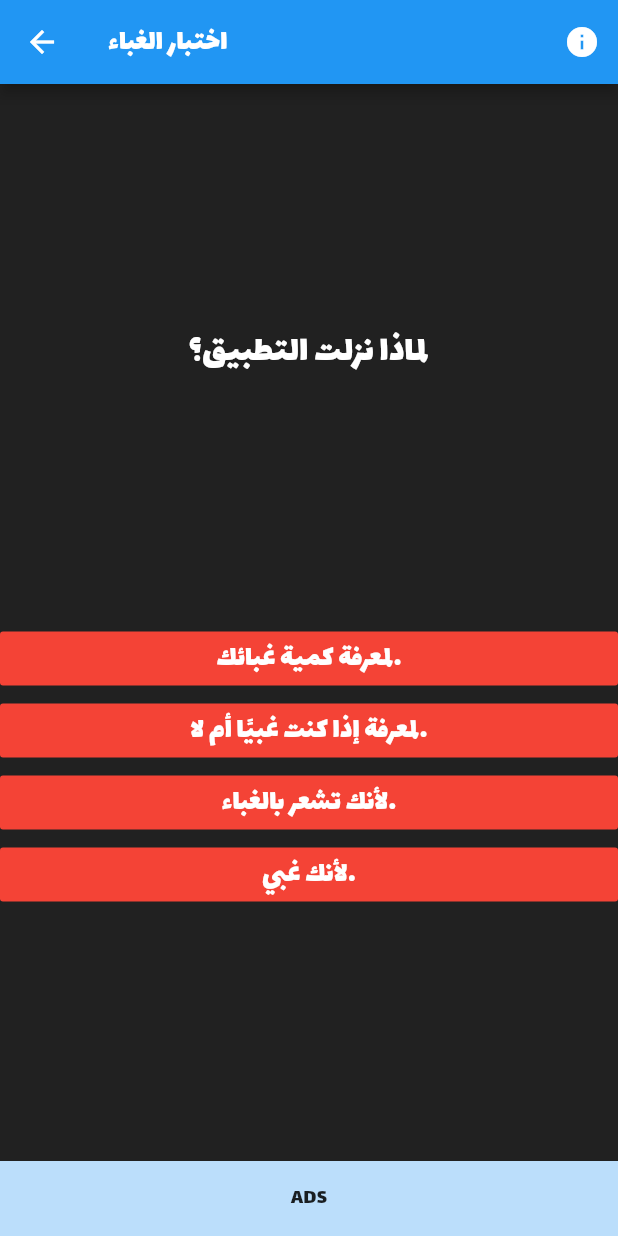
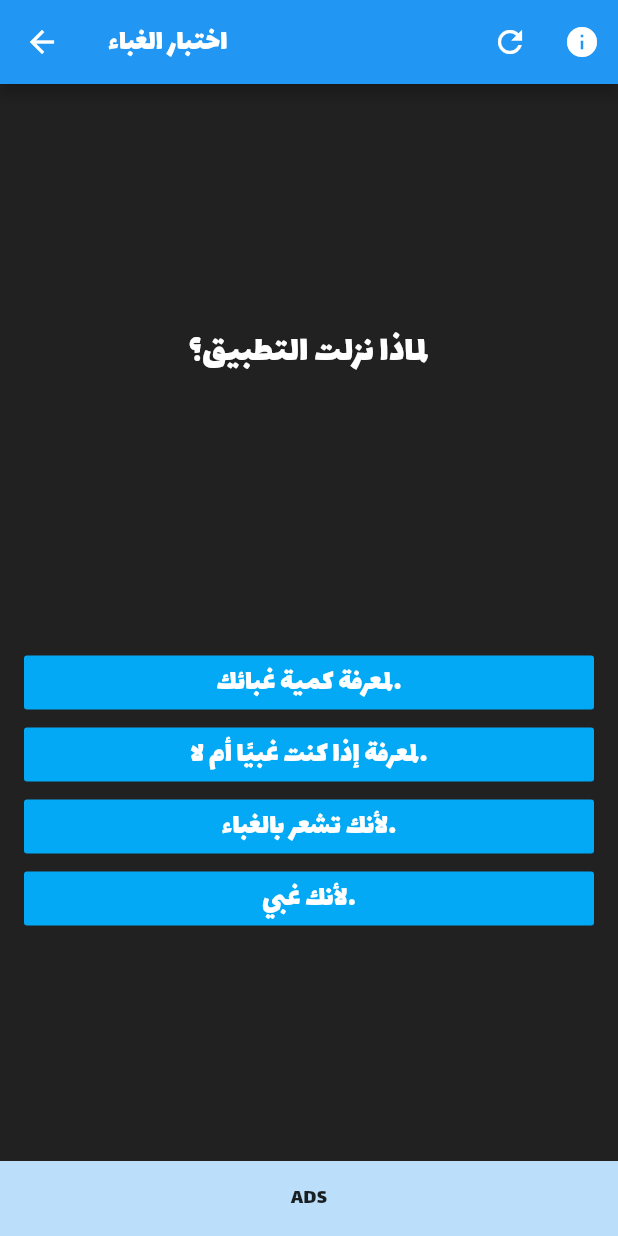
Before and after one commit to IbrahimAlatoom/stupid_test, a Flutter app: the QuizPage screen opened by its route, on a phone screen of 412 x 824 dp. Run offline on Flutter 3.47's test engine with Material 2 defaults, Android fonts, the phone set to English and light mode, and no system bars.

Commit message:
redesign some layout, add todo

```diff
--- a/lib/about_us_page.dart
+++ b/lib/about_us_page.dart
@@ -6,6 +6,8 @@ class AboutPage extends StatefulWidget {
 }
 
 class _AboutPageState extends State<AboutPage> {
+  //TODO::COMPLETE ALL INFORMATION ABOUT LEMON LAB AND PRIVACY POLICE.
+
   @override
   Widget build(BuildContext context) {
     return Scaffold(
--- a/lib/main.dart
+++ b/lib/main.dart
@@ -9,9 +9,13 @@ void main() => runApp(Quizzer());
 class Quizzer extends StatelessWidget {
   @override
   Widget build(BuildContext context) {
-    return MaterialApp(routes: {
-      '/quiz': (context) => QuizPage(),
-      '/about': (context) => AboutPage()
-    }, theme: ThemeData(fontFamily: 'Lalezar'), home: StartPage());
+    return MaterialApp(
+        debugShowCheckedModeBanner: false,
+        routes: {
+          '/quiz': (context) => QuizPage(),
+          '/about': (context) => AboutPage()
+        },
+        theme: ThemeData(fontFamily: 'Lalezar'),
+        home: StartPage());
   }
 }
--- a/lib/quizAccount.dart
+++ b/lib/quizAccount.dart
@@ -1,219 +1,228 @@
+import 'dart:math';
+
+import 'choice.dart';
 import 'questions.dart';
-import 'choice.dart';
+
+//TODO:: COMPLETE ALL QUESTIONS, DO NOT WORRY ABOUT THE VALUE CHOICE.
 
 class QuizAccount {
   int _QuestionCount = 0;
   List<Questions> _questionBank = [
     Questions(
       questionText: 'لماذا نزلت التطبيق؟',
-      choice_1: Choice(data: 'لمعرفة كمية غبائك.', value: 1),
-      choice_2: Choice(data: 'لمعرفة إذا كنت غبيًا أم لا.', value: 1),
-      choice_3: Choice(data: 'لأنك تشعر بالغباء.', value: 1),
-      choice_4: Choice(data: 'لأنك غبي.', value: 1),
+      choice_1: Choice(data: 'لمعرفة كمية غبائك.', value: Random().nextInt(3)),
+      choice_2: Choice(
+          data: 'لمعرفة إذا كنت غبيًا أم لا.', value: Random().nextInt(3)),
+      choice_3: Choice(data: 'لأنك تشعر بالغباء.', value: Random().nextInt(3)),
+      choice_4: Choice(data: 'لأنك غبي.', value: Random().nextInt(3)),
     ),
     Questions(
       questionText: 'إذا كان هناك 6 تفاحات، وأخذت 4. كم تفاحة سيظل معك؟',
-      choice_1: Choice(data: '5', value: 1),
-      choice_2: Choice(data: '4', value: 1),
-      choice_3: Choice(data: '3', value: 1),
-      choice_4: Choice(data: '1', value: 1),
+      choice_1: Choice(data: '5', value: Random().nextInt(3)),
+      choice_2: Choice(data: '4', value: Random().nextInt(3)),
+      choice_3: Choice(data: '3', value: Random().nextInt(3)),
+      choice_4: Choice(data: '1', value: Random().nextInt(3)),
     ),
     Questions(
       questionText: ' أي التالية موجود في الحقيقة؟',
-      choice_1: Choice(data: 'زجاج مصنوع من البلاستيك', value: 1),
-      choice_2: Choice(data: 'بطارية مصنوعة من الخشب', value: 1),
-      choice_3: Choice(data: 'نجمة من نار', value: 1),
-      choice_4: Choice(data: 'لا شيء مما سبق.', value: 1),
+      choice_1:
+          Choice(data: 'زجاج مصنوع من البلاستيك', value: Random().nextInt(3)),
+      choice_2:
+          Choice(data: 'بطارية مصنوعة من الخشب', value: Random().nextInt(3)),
+      choice_3: Choice(data: 'نجمة من نار', value: Random().nextInt(3)),
+      choice_4: Choice(data: 'لا شيء مما سبق.', value: Random().nextInt(3)),
     ),
     Questions(
       questionText:
           ' والد تيسير عنده 5 أطفال. عقلة، خلف، عوض، عصام، الخامس هو؟',
-      choice_1: Choice(data: 'خليفة', value: 1),
-      choice_2: Choice(data: 'عاقل', value: 1),
-      choice_3: Choice(data: 'معتز', value: 1),
-      choice_4: Choice(data: 'تيسير', value: 1),
+      choice_1: Choice(data: 'خليفة', value: Random().nextInt(3)),
+      choice_2: Choice(data: 'عاقل', value: Random().nextInt(3)),
+      choice_3: Choice(data: 'معتز', value: Random().nextInt(3)),
+      choice_4: Choice(data: 'تيسير', value: Random().nextInt(3)),
     ),
     Questions(
       questionText: 'كم حرف في الكلمة غباء',
-      choice_1: Choice(data: '5', value: 1),
-      choice_2: Choice(data: '4', value: 1),
-      choice_3: Choice(data: '3', value: 1),
-      choice_4: Choice(data: 'بتتخوث ؟', value: 1),
+      choice_1: Choice(data: '5', value: Random().nextInt(3)),
+      choice_2: Choice(data: '4', value: Random().nextInt(3)),
+      choice_3: Choice(data: '3', value: Random().nextInt(3)),
+      choice_4: Choice(data: 'بتتخوث ؟', value: Random().nextInt(3)),
     ),
     Questions(
       questionText: 'هل توقع غير المتوقع، يجعل غير المتوقع متوقع؟',
-      choice_1: Choice(data: 'نعم', value: 1),
-      choice_2: Choice(data: 'لا', value: 1),
-      choice_3: Choice(data: 'Yes', value: 1),
-      choice_4: Choice(data: 'No', value: 1),
+      choice_1: Choice(data: 'نعم', value: Random().nextInt(3)),
+      choice_2: Choice(data: 'لا', value: Random().nextInt(3)),
+      choice_3: Choice(data: 'Yes', value: Random().nextInt(3)),
+      choice_4: Choice(data: 'No', value: Random().nextInt(3)),
     ),
     Questions(
       questionText: 'ما اليوم الذي يلي البارحة، ويسبق الغد؟',
-      choice_1: Choice(data: 'أمس', value: 1),
-      choice_2: Choice(data: 'الغد', value: 1),
-      choice_3: Choice(data: 'اليوم', value: 1),
-      choice_4: Choice(data: 'لا شيء مما سبق', value: 1),
+      choice_1: Choice(data: 'أمس', value: Random().nextInt(3)),
+      choice_2: Choice(data: 'الغد', value: Random().nextInt(3)),
+      choice_3: Choice(data: 'اليوم', value: Random().nextInt(3)),
+      choice_4: Choice(data: 'لا شيء مما سبق', value: Random().nextInt(3)),
     ),
     Questions(
       questionText: 'ما الحرف الذي يسبق حرف الواو في الأبجدية؟',
-      choice_1: Choice(data: 'دال', value: 1),
-      choice_2: Choice(data: 'هاء', value: 1),
-      choice_3: Choice(data: 'زين(زاي)', value: 1),
-      choice_4: Choice(data: 'عين', value: 1),
+      choice_1: Choice(data: 'دال', value: Random().nextInt(3)),
+      choice_2: Choice(data: 'هاء', value: Random().nextInt(3)),
+      choice_3: Choice(data: 'زين(زاي)', value: Random().nextInt(3)),
+      choice_4: Choice(data: 'عين', value: Random().nextInt(3)),
     ),
     Questions(
       questionText: 'هل تعتقد أنك غبي؟',
-      choice_1: Choice(data: 'نعم', value: 1),
-      choice_2: Choice(data: 'لا', value: 1),
-      choice_3: Choice(data: 'لا أعرف', value: 1),
-      choice_4: Choice(data: 'لعاد انا منزل تطبيقك لويش', value: 1),
+      choice_1: Choice(data: 'نعم', value: Random().nextInt(3)),
+      choice_2: Choice(data: 'لا', value: Random().nextInt(3)),
+      choice_3: Choice(data: 'لا أعرف', value: Random().nextInt(3)),
+      choice_4:
+          Choice(data: 'لعاد انا منزل تطبيقك لويش', value: Random().nextInt(3)),
     ),
     Questions(
       questionText: 'هل تشعر بأنك ذكي؟',
-      choice_1: Choice(data: 'نعم، لذلك قررت التأكد.', value: 1),
-      choice_2: Choice(data: 'لا.', value: 1),
-      choice_3: Choice(data: 'أحيانًا.', value: 1),
-      choice_4: Choice(data: 'انداري', value: 1),
+      choice_1:
+          Choice(data: 'نعم، لذلك قررت التأكد.', value: Random().nextInt(3)),
+      choice_2: Choice(data: 'لا.', value: Random().nextInt(3)),
+      choice_3: Choice(data: 'أحيانًا.', value: Random().nextInt(3)),
+      choice_4: Choice(data: 'انداري', value: Random().nextInt(3)),
     ),
     Questions(
       questionText: 'هل يقال عنك أرعن؟',
-      choice_1: Choice(data: 'لا.', value: 1),
-      choice_2: Choice(data: 'نعم.', value: 1),
-      choice_3: Choice(data: 'دائمًا.', value: 1),
-      choice_4: Choice(data: 'ما معنى ذلك؟', value: 1),
+      choice_1: Choice(data: 'لا.', value: Random().nextInt(3)),
+      choice_2: Choice(data: 'نعم.', value: Random().nextInt(3)),
+      choice_3: Choice(data: 'دائمًا.', value: Random().nextInt(3)),
+      choice_4: Choice(data: 'ما معنى ذلك؟', value: Random().nextInt(3)),
     ),
     Questions(
       questionText: 'كم كوكبًا في النظام الشمسي؟',
-      choice_1: Choice(data: '7', value: 1),
-      choice_2: Choice(data: '9', value: 1),
-      choice_3: Choice(data: '10', value: 1),
-      choice_4: Choice(data: '6', value: 1),
+      choice_1: Choice(data: '7', value: Random().nextInt(3)),
+      choice_2: Choice(data: '9', value: Random().nextInt(3)),
+      choice_3: Choice(data: '10', value: Random().nextInt(3)),
+      choice_4: Choice(data: '6', value: Random().nextInt(3)),
     ),
     Questions(
       questionText: 'طائرة تمر من فوق مثلث برمودا، أين يدفن من ظل حيًا؟',
-      choice_1: Choice(data: 'بضلوا بالطيارة', value: 1),
-      choice_2: Choice(data: 'إسبانيا', value: 1),
-      choice_3: Choice(data: 'كارولينا الشمالية', value: 1),
-      choice_4: Choice(data: 'فلوريدا', value: 1),
+      choice_1: Choice(data: 'بضلوا بالطيارة', value: Random().nextInt(3)),
+      choice_2: Choice(data: 'إسبانيا', value: Random().nextInt(3)),
+      choice_3: Choice(data: 'كارولينا الشمالية', value: Random().nextInt(3)),
+      choice_4: Choice(data: 'فلوريدا', value: Random().nextInt(3)),
     ),
     Questions(
       questionText: 'حاصل جمع الأرقام من 1 إلى 10 هو',
-      choice_1: Choice(data: '55', value: 1),
-      choice_2: Choice(data: '40', value: 1),
-      choice_3: Choice(data: '35', value: 1),
-      choice_4: Choice(data: '11', value: 1),
+      choice_1: Choice(data: '55', value: Random().nextInt(3)),
+      choice_2: Choice(data: '40', value: Random().nextInt(3)),
+      choice_3: Choice(data: '35', value: Random().nextInt(3)),
+      choice_4: Choice(data: '11', value: Random().nextInt(3)),
     ),
     Questions(
       questionText: 'كمية التراب في حفرة مساحتها 2 متر مكعب هي؟',
-      choice_1: Choice(data: '8 أمتار.', value: 1),
-      choice_2: Choice(data: 'الكثير.', value: 1),
-      choice_3: Choice(data: '8 أمتار مكعبة.', value: 1),
-      choice_4: Choice(data: 'لا تراب.', value: 1),
+      choice_1: Choice(data: '8 أمتار.', value: Random().nextInt(3)),
+      choice_2: Choice(data: 'الكثير.', value: Random().nextInt(3)),
+      choice_3: Choice(data: '8 أمتار مكعبة.', value: Random().nextInt(3)),
+      choice_4: Choice(data: 'لا تراب.', value: Random().nextInt(3)),
     ),
     Questions(
       questionText: '1',
-      choice_1: Choice(data: '5', value: 1),
-      choice_2: Choice(data: '4', value: 1),
-      choice_3: Choice(data: '3', value: 1),
-      choice_4: Choice(data: '1', value: 1),
+      choice_1: Choice(data: '5', value: Random().nextInt(3)),
+      choice_2: Choice(data: '4', value: Random().nextInt(3)),
+      choice_3: Choice(data: '3', value: Random().nextInt(3)),
+      choice_4: Choice(data: '1', value: Random().nextInt(3)),
     ),
     Questions(
       questionText: '1',
-      choice_1: Choice(data: '5', value: 1),
-      choice_2: Choice(data: '4', value: 1),
-      choice_3: Choice(data: '3', value: 1),
-      choice_4: Choice(data: '1', value: 1),
+      choice_1: Choice(data: '5', value: Random().nextInt(3)),
+      choice_2: Choice(data: '4', value: Random().nextInt(3)),
+      choice_3: Choice(data: '3', value: Random().nextInt(3)),
+      choice_4: Choice(data: '1', value: Random().nextInt(3)),
     ),
     Questions(
       questionText: '1',
-      choice_1: Choice(data: '5', value: 1),
-      choice_2: Choice(data: '4', value: 1),
-      choice_3: Choice(data: '3', value: 1),
-      choice_4: Choice(data: '1', value: 1),
+      choice_1: Choice(data: '5', value: Random().nextInt(3)),
+      choice_2: Choice(data: '4', value: Random().nextInt(3)),
+      choice_3: Choice(data: '3', value: Random().nextInt(3)),
+      choice_4: Choice(data: '1', value: Random().nextInt(3)),
     ),
     Questions(
       questionText: '1',
-      choice_1: Choice(data: '5', value: 1),
-      choice_2: Choice(data: '4', value: 1),
-      choice_3: Choice(data: '3', value: 1),
-      choice_4: Choice(data: '1', value: 1),
+      choice_1: Choice(data: '5', value: Random().nextInt(3)),
+      choice_2: Choice(data: '4', value: Random().nextInt(3)),
+      choice_3: Choice(data: '3', value: Random().nextInt(3)),
+      choice_4: Choice(data: '1', value: Random().nextInt(3)),
     ),
     Questions(
       questionText: '1',
-      choice_1: Choice(data: '5', value: 1),
-      choice_2: Choice(data: '4', value: 1),
-      choice_3: Choice(data: '3', value: 1),
-      choice_4: Choice(data: '1', value: 1),
+      choice_1: Choice(data: '5', value: Random().nextInt(3)),
+      choice_2: Choice(data: '4', value: Random().nextInt(3)),
+      choice_3: Choice(data: '3', value: Random().nextInt(3)),
+      choice_4: Choice(data: '1', value: Random().nextInt(3)),
     ),
     Questions(
       questionText: '1',
-      choice_1: Choice(data: '5', value: 1),
-      choice_2: Choice(data: '4', value: 1),
-      choice_3: Choice(data: '3', value: 1),
-      choice_4: Choice(data: '1', value: 1),
+      choice_1: Choice(data: '5', value: Random().nextInt(3)),
+      choice_2: Choice(data: '4', value: Random().nextInt(3)),
+      choice_3: Choice(data: '3', value: Random().nextInt(3)),
+      choice_4: Choice(data: '1', value: Random().nextInt(3)),
     ),
     Questions(
       questionText: '1',
-      choice_1: Choice(data: '5', value: 1),
-      choice_2: Choice(data: '4', value: 1),
-      choice_3: Choice(data: '3', value: 1),
-      choice_4: Choice(data: '1', value: 1),
+      choice_1: Choice(data: '5', value: Random().nextInt(3)),
+      choice_2: Choice(data: '4', value: Random().nextInt(3)),
+      choice_3: Choice(data: '3', value: Random().nextInt(3)),
+      choice_4: Choice(data: '1', value: Random().nextInt(3)),
     ),
     Questions(
       questionText: '1',
-      choice_1: Choice(data: '5', value: 1),
-      choice_2: Choice(data: '4', value: 1),
-      choice_3: Choice(data: '3', value: 1),
-      choice_4: Choice(data: '1', value: 1),
+      choice_1: Choice(data: '5', value: Random().nextInt(3)),
+      choice_2: Choice(data: '4', value: Random().nextInt(3)),
+      choice_3: Choice(data: '3', value: Random().nextInt(3)),
+      choice_4: Choice(data: '1', value: Random().nextInt(3)),
     ),
     Questions(
       questionText: '1',
-      choice_1: Choice(data: '5', value: 1),
-      choice_2: Choice(data: '4', value: 1),
-      choice_3: Choice(data: '3', value: 1),
-      choice_4: Choice(data: '1', value: 1),
+      choice_1: Choice(data: '5', value: Random().nextInt(3)),
+      choice_2: Choice(data: '4', value: Random().nextInt(3)),
+      choice_3: Choice(data: '3', value: Random().nextInt(3)),
+      choice_4: Choice(data: '1', value: Random().nextInt(3)),
     ),
     Questions(
       questionText: '1',
-      choice_1: Choice(data: '5', value: 1),
-      choice_2: Choice(data: '4', value: 1),
-      choice_3: Choice(data: '3', value: 1),
-      choice_4: Choice(data: '1', value: 1),
+      choice_1: Choice(data: '5', value: Random().nextInt(3)),
+      choice_2: Choice(data: '4', value: Random().nextInt(3)),
+      choice_3: Choice(data: '3', value: Random().nextInt(3)),
+      choice_4: Choice(data: '1', value: Random().nextInt(3)),
     ),
     Questions(
       questionText: '1',
-      choice_1: Choice(data: '5', value: 1),
-      choice_2: Choice(data: '4', value: 1),
-      choice_3: Choice(data: '3', value: 1),
-      choice_4: Choice(data: '1', value: 1),
+      choice_1: Choice(data: '5', value: Random().nextInt(3)),
+      choice_2: Choice(data: '4', value: Random().nextInt(3)),
+      choice_3: Choice(data: '3', value: Random().nextInt(3)),
+      choice_4: Choice(data: '1', value: Random().nextInt(3)),
     ),
     Questions(
       questionText: '1',
-      choice_1: Choice(data: '5', value: 1),
-      choice_2: Choice(data: '4', value: 1),
-      choice_3: Choice(data: '3', value: 1),
-      choice_4: Choice(data: '1', value: 1),
+      choice_1: Choice(data: '5', value: Random().nextInt(3)),
+      choice_2: Choice(data: '4', value: Random().nextInt(3)),
+      choice_3: Choice(data: '3', value: Random().nextInt(3)),
+      choice_4: Choice(data: '1', value: Random().nextInt(3)),
     ),
     Questions(
       questionText: '1',
-      choice_1: Choice(data: '5', value: 1),
-      choice_2: Choice(data: '4', value: 1),
-      choice_3: Choice(data: '3', value: 1),
-      choice_4: Choice(data: '1', value: 1),
+      choice_1: Choice(data: '5', value: Random().nextInt(3)),
+      choice_2: Choice(data: '4', value: Random().nextInt(3)),
+      choice_3: Choice(data: '3', value: Random().nextInt(3)),
+      choice_4: Choice(data: '1', value: Random().nextInt(3)),
     ),
     Questions(
       questionText: '1',
-      choice_1: Choice(data: '5', value: 1),
-      choice_2: Choice(data: '4', value: 1),
-      choice_3: Choice(data: '3', value: 1),
-      choice_4: Choice(data: '1', value: 1),
+      choice_1: Choice(data: '5', value: Random().nextInt(3)),
+      choice_2: Choice(data: '4', value: Random().nextInt(3)),
+      choice_3: Choice(data: '3', value: Random().nextInt(3)),
+      choice_4: Choice(data: '1', value: Random().nextInt(3)),
     ),
     Questions(
-      questionText: 'كيف عملت باختبار الغباء',
-      choice_1: Choice(data: 'اديت كويس', value: 1),
-      choice_2: Choice(data: 'طبلت', value: 1),
-      choice_3: Choice(data: 'ممتاز كثير الامتحان', value: 1),
-      choice_4: Choice(data: 'برشلونه فازت على ريال مدريد', value: 1),
+      questionText: '1',
+      choice_1: Choice(data: '5', value: Random().nextInt(3)),
+      choice_2: Choice(data: '4', value: Random().nextInt(3)),
+      choice_3: Choice(data: '3', value: Random().nextInt(3)),
+      choice_4: Choice(data: '1', value: Random().nextInt(3)),
     ),
   ];
 
--- a/lib/quiz_page.dart
+++ b/lib/quiz_page.dart
@@ -19,13 +19,22 @@ class _QuizPageState extends State<QuizPage> {
         actions: <Widget>[
           IconButton(
             onPressed: () {
+              //TODO:: HERE WRITE CODE TO ALLOW USER TO RESTART THE QUIZ FROM BEGINNING.
+            },
+            icon: Icon(
+              Icons.refresh,
+              color: Colors.white,
+            ),
+          ),
+          IconButton(
+            onPressed: () {
               Navigator.pushNamed(context, '/about');
             },
             icon: Icon(
               Icons.info,
               color: Colors.white,
             ),
-          )
+          ),
         ],
         title: Text('اختبار الغباء'),
       ),
@@ -50,10 +59,12 @@ class _QuizPageState extends State<QuizPage> {
             ),
           ),
           Expanded(
+            child: Padding(
+              padding: const EdgeInsets.all(16.0),
               child: ListView(
                 children: <Widget>[
                   FlatButton(
-                  color: Colors.red,
+                    color: Colors.lightBlue,
                     child: Text(
                       quizbank.getQuestionAns1(),
                       style: TextStyle(
@@ -68,7 +79,7 @@ class _QuizPageState extends State<QuizPage> {
                     },
                   ),
                   FlatButton(
-                  color: Colors.red,
+                    color: Colors.lightBlue,
                     child: Text(
                       quizbank.getQuestionAns2(),
                       style: TextStyle(
@@ -83,7 +94,7 @@ class _QuizPageState extends State<QuizPage> {
                     },
                   ),
                   FlatButton(
-                  color: Colors.red,
+                    color: Colors.lightBlue,
                     child: Text(
                       quizbank.getQuestionAns3(),
                       style: TextStyle(
@@ -98,7 +109,7 @@ class _QuizPageState extends State<QuizPage> {
                     },
                   ),
                   FlatButton(
-                  color: Colors.red,
+                    color: Colors.lightBlue,
                     child: Text(
                       quizbank.getQuestionAns4(),
                       style: TextStyle(
@@ -115,6 +126,7 @@ class _QuizPageState extends State<QuizPage> {
                 ],
               ),
             ),
+          ),
           Container(
             width: double.infinity,
             height: 50,
--- a/lib/start_page.dart
+++ b/lib/start_page.dart
@@ -10,8 +10,7 @@ class _StartPageState extends State<StartPage> {
   Widget build(BuildContext context) {
     return Scaffold(
       appBar: AppBar(
-        leading: Icon(Icons.all_inclusive),
-        title: Text('QUize\'s App'),
+        title: Text('مرحبًا بك'),
       ),
       backgroundColor: Colors.grey.shade900,
       body: Center(
@@ -37,17 +36,18 @@ class _StartPageState extends State<StartPage> {
             SizedBox(
               height: 50,
             ),
-            FlatButton(
+            Container(
+              width: 120,
+              child: FlatButton(
                 onPressed: () {
                   Navigator.pushNamedAndRemoveUntil(
                       context, '/quiz', (s) => s == '/');
                 },
-              color: Colors.black12,
+                color: Colors.blue,
                 child: Text('مستعد!!',
-                  style: TextStyle(
-                    color: Colors.white,
+                    style: TextStyle(color: Colors.white, fontSize: 18),
+                    textDirection: TextDirection.rtl),
               ),
-                  textDirection: TextDirection.rtl),
             )
           ],
         ),
```
Lines whose indentation alone changed are shown as unchanged.
